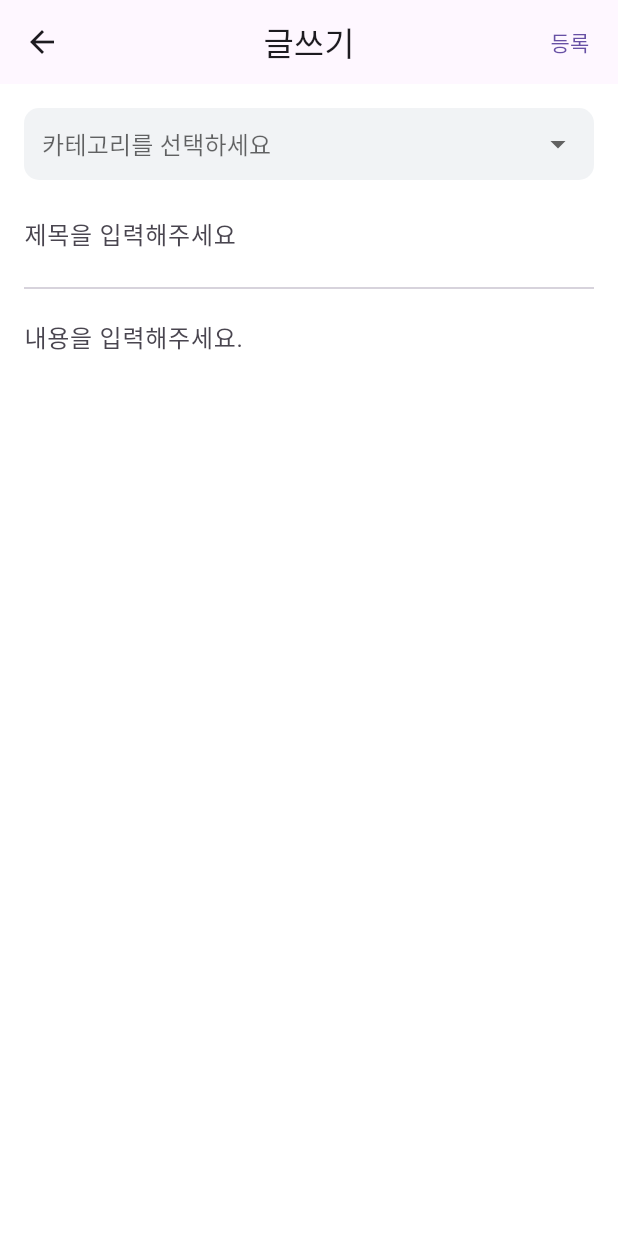
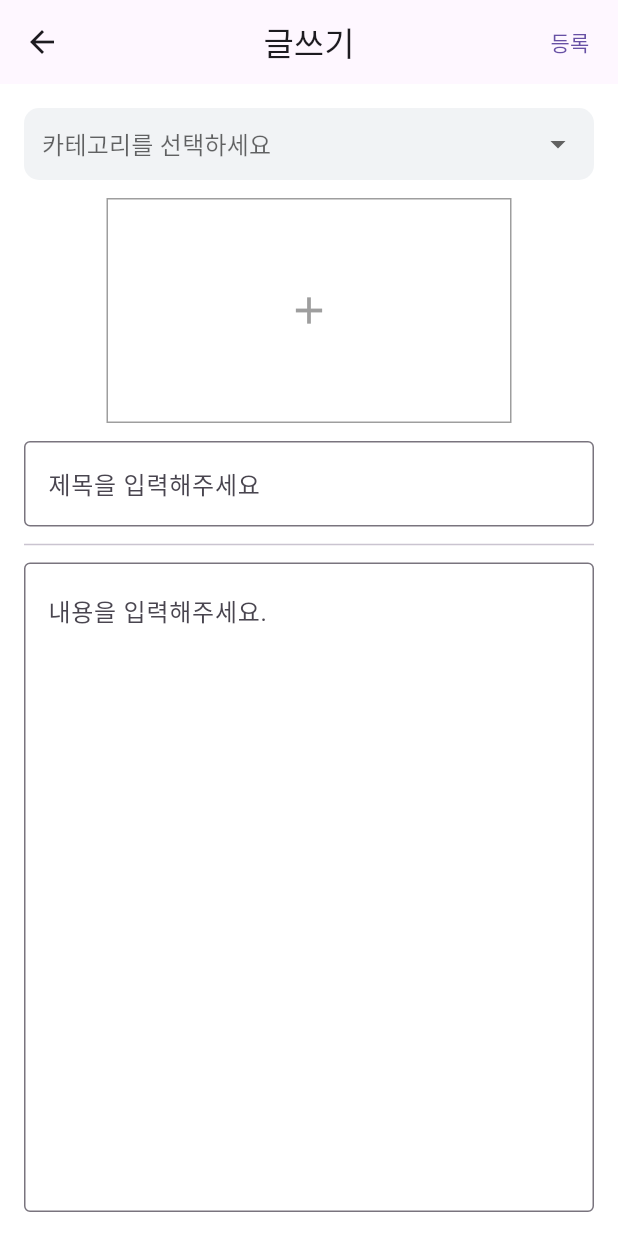
Before and after one commit to yerin-lab/BDAI_onboarding, a Flutter app: the CreatePostPage screen opened directly, on a phone screen of 412 x 824 dp. Run offline on Flutter 3.47's test engine with Material 3 defaults, Android fonts, the light colour scheme and no system bars; our stand-ins replace image_picker, permission_handler, shared_preferences; accounts and stored records are empty; network calls fail.

Commit message:
[#3] feature : 이미지 업로드 및 detail page에 보이기 기능 추가

```diff
--- a/lib/models/post.dart
+++ b/lib/models/post.dart
@@ -12,7 +12,7 @@ class Post {
   final int comments;
   final bool isMine;
   final PostType type;
-
+  final String? imagePath;
   Post({
     required this.id,
     required this.author,
@@ -25,6 +25,7 @@ class Post {
     required this.comments,
     this.isMine = false,
     this.type = PostType.post,
+    this.imagePath,
   });
 
   Map<String, dynamic> toJson() => {
--- a/lib/pages/create_post_page.dart
+++ b/lib/pages/create_post_page.dart
@@ -1,4 +1,8 @@
+import 'dart:io';
+
 import 'package:flutter/material.dart';
+import 'package:image_picker/image_picker.dart';
+import 'package:permission_handler/permission_handler.dart';
 import '../models/post.dart';
 
 class CreatePostPage extends StatefulWidget {
@@ -22,6 +26,8 @@ class _CreatePostPageState extends State<CreatePostPage> {
     '일상',
   ];
   String? _selectedCategory;
+  XFile? _selectedImage;
+  bool _isImageUpdated = false;
 
   @override
   void dispose() {
@@ -66,9 +72,108 @@ class _CreatePostPageState extends State<CreatePostPage> {
       isLiked: false,
       comments: 0,
       type: widget.type,
+      imagePath: _selectedImage?.path,
     );
 
     Navigator.pop(context, post);
+  }
+
+  // Future<void> _pickImage() async {
+  //   final status = await Permission.storage.request();
+
+  //   if (status == PermissionStatus.denied ||
+  //       status == PermissionStatus.permanentlyDenied) {
+  //     if (!mounted) return;
+
+  //     ScaffoldMessenger.of(
+  //       context,
+  //     ).showSnackBar(const SnackBar(content: Text('갤러리 접근 권한이 필요합니다.')));
+  //     return;
+  //   }
+
+  //   try {
+  //     final ImagePicker picker = ImagePicker();
+  //     final XFile? localImage = await picker.pickImage(
+  //       source: ImageSource.gallery,
+  //       imageQuality: 50,
+  //     );
+
+  //     if (localImage == null) return;
+
+  //     setState(() {
+  //       _selectedImage = localImage;
+  //       _isImageUpdated = true;
+  //     });
+  //   } catch (error) {
+  //     if (!mounted) return;
+
+  //     ScaffoldMessenger.of(
+  //       context,
+  //     ).showSnackBar(const SnackBar(content: Text('이미지 선택 중 오류가 발생했습니다.')));
+  //   }
+  // }
+
+  Future<void> _pickImage() async {
+    try {
+      final picker = ImagePicker();
+      final XFile? localImage = await picker.pickImage(
+        source: ImageSource.gallery,
+        imageQuality: 50,
+      );
+
+      if (localImage == null) return;
+
+      setState(() {
+        _selectedImage = localImage;
+        _isImageUpdated = true;
+      });
+    } catch (e) {
+      if (!mounted) return;
+      ScaffoldMessenger.of(
+        context,
+      ).showSnackBar(SnackBar(content: Text('이미지 선택 중 오류가 발생했습니다. $e')));
+    }
+  }
+
+  void _deleteImage() {
+    setState(() {
+      _selectedImage = null;
+      _isImageUpdated = true;
+    });
+  }
+
+  Widget _buildImageSection() {
+    if (_selectedImage == null) {
+      return CustomBoxContainer(
+        width: 270,
+        height: 150,
+        onTap: () {
+          _pickImage();
+        },
+        borderColor: Colors.grey,
+        hasRoundEdge: false,
+        child: const Icon(Icons.add, color: Colors.grey, size: 30),
+      );
+    }
+
+    return CustomBoxContainer(
+      width: 270,
+      height: 150,
+      onTap: () {
+        _pickImage();
+      },
+      image: DecorationImage(
+        fit: BoxFit.cover,
+        image: FileImage(File(_selectedImage!.path)),
+      ),
+      child: Align(
+        alignment: Alignment.topRight,
+        child: IconButton(
+          onPressed: _deleteImage,
+          icon: const Icon(Icons.close),
+        ),
+      ),
+    );
   }
 
   @override
@@ -107,13 +212,15 @@ class _CreatePostPageState extends State<CreatePostPage> {
             ),
 
             const SizedBox(height: 12),
+            _buildImageSection(),
+            const SizedBox(height: 12),
 
             // 제목 입력
             TextField(
               controller: _titleCtrl,
               decoration: const InputDecoration(
                 hintText: '제목을 입력해주세요',
-                border: InputBorder.none,
+                border: OutlineInputBorder(),
               ),
             ),
 
@@ -128,7 +235,7 @@ class _CreatePostPageState extends State<CreatePostPage> {
                 textAlignVertical: TextAlignVertical.top,
                 decoration: const InputDecoration(
                   hintText: '내용을 입력해주세요.',
-                  border: InputBorder.none,
+                  border: OutlineInputBorder(),
                 ),
               ),
             ),
@@ -138,3 +245,56 @@ class _CreatePostPageState extends State<CreatePostPage> {
     );
   }
 }
+
+class CustomBoxContainer extends StatelessWidget {
+  const CustomBoxContainer({
+    super.key,
+    this.hasRoundEdge = true,
+    this.center = false,
+    this.borderColor,
+    this.color = Colors.white,
+    this.boxShadow,
+    this.width,
+    this.height,
+    this.child,
+    this.image,
+    this.onTap,
+    this.onLongPress,
+    this.borderRadius,
+  });
+
+  final bool hasRoundEdge;
+  final bool center;
+  final Color? borderColor;
+  final Color color;
+  final List<BoxShadow>? boxShadow;
+  final double? width;
+  final double? height;
+  final Widget? child;
+  final DecorationImage? image;
+  final VoidCallback? onTap;
+  final VoidCallback? onLongPress;
+  final BorderRadiusGeometry? borderRadius;
+
+  @override
+  Widget build(BuildContext context) {
+    return GestureDetector(
+      onLongPress: onLongPress,
+      onTap: onTap,
+      child: Container(
+        width: width,
+        height: height,
+        alignment: center ? Alignment.center : null,
+        decoration: BoxDecoration(
+          borderRadius:
+              borderRadius ?? (hasRoundEdge ? BorderRadius.circular(10) : null),
+          color: color,
+          boxShadow: boxShadow,
+          border: borderColor != null ? Border.all(color: borderColor!) : null,
+          image: image,
+        ),
+        child: child,
+      ),
+    );
+  }
+}
--- a/pubspec.yaml
+++ b/pubspec.yaml
@@ -31,9 +31,9 @@ dependencies:
   flutter:
     sdk: flutter
   shared_preferences: ^2.2.2
-  permission_handler: ^10.3.0
-  image_picker: ^0.8.6+2
-  dio: ^4.0.6
+  permission_handler: ^12.0.1
+  image_picker: ^1.1.2
+  dio: ^5.4.3
 
   # The following adds the Cupertino Icons font to your application.
   # Use with the CupertinoIcons class for iOS style icons.
```
Also changed, not shown: lib/pages/feed_page.dart (+6 -1 lines), lib/widgets/post_card.dart (+16 -0 lines), pubspec.lock.
